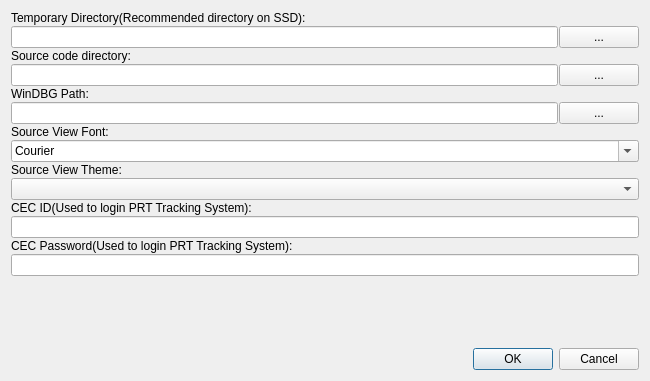
missdeer/cjlv, file preferencedialog.ui: the form before one commit.
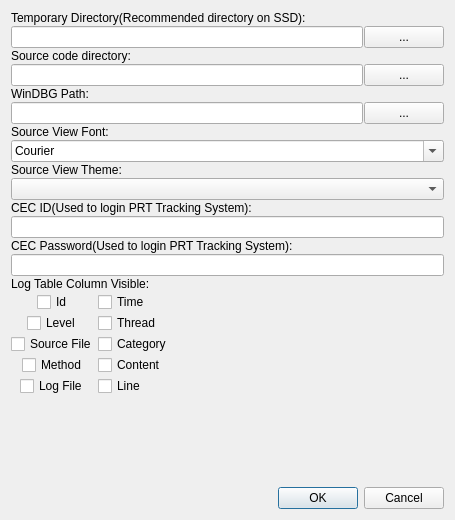
The form after the commit.

Commit message: (*)global settings for log table column visible

```diff
--- a/preferencedialog.ui
+++ b/preferencedialog.ui
@@ -6,14 +6,14 @@
    <rect>
     <x>0</x>
     <y>0</y>
-    <width>650</width>
-    <height>381</height>
+    <width>455</width>
+    <height>520</height>
    </rect>
   </property>
   <property name="windowTitle">
    <string>Preference</string>
   </property>
-  <layout class="QVBoxLayout" name="verticalLayout" stretch="0,0,0,0,0,0,0,0,0,0,0,0,0,0,0,0">
+  <layout class="QVBoxLayout" name="verticalLayout" stretch="0,0,0,0,0,0,0,0,0,0,0,0,0,0,0,0,0,0">
    <property name="spacing">
     <number>1</number>
    </property>
@@ -128,6 +128,96 @@
      </property>
     </widget>
    </item>
+   <item>
+    <widget class="QLabel" name="label_7">
+     <property name="text">
+      <string>Log Table Column Visible:</string>
+     </property>
+    </widget>
+   </item>
+   <item>
+    <layout class="QFormLayout" name="formLayout">
+     <property name="fieldGrowthPolicy">
+      <enum>QFormLayout::AllNonFixedFieldsGrow</enum>
+     </property>
+     <property name="rowWrapPolicy">
+      <enum>QFormLayout::DontWrapRows</enum>
+     </property>
+     <property name="labelAlignment">
+      <set>Qt::AlignCenter</set>
+     </property>
+     <item row="1" column="0">
+      <widget class="QCheckBox" name="cbLevel">
+       <property name="text">
+        <string>Level</string>
+       </property>
+      </widget>
+     </item>
+     <item row="1" column="1">
+      <widget class="QCheckBox" name="cbThread">
+       <property name="text">
+        <string>Thread</string>
+       </property>
+      </widget>
+     </item>
+     <item row="4" column="0">
+      <widget class="QCheckBox" name="cbLogFile">
+       <property name="text">
+        <string>Log File</string>
+       </property>
+      </widget>
+     </item>
+     <item row="0" column="1">
+      <widget class="QCheckBox" name="cbTime">
+       <property name="text">
+        <string>Time</string>
+       </property>
+      </widget>
+     </item>
+     <item row="0" column="0">
+      <widget class="QCheckBox" name="cbId">
+       <property name="text">
+        <string>Id</string>
+       </property>
+      </widget>
+     </item>
+     <item row="3" column="0">
+      <widget class="QCheckBox" name="cbMethod">
+       <property name="text">
+        <string>Method</string>
+       </property>
+      </widget>
+     </item>
+     <item row="2" column="0">
+      <widget class="QCheckBox" name="cbSourceFile">
+       <property name="text">
+        <string>Source File</string>
+       </property>
+      </widget>
+     </item>
+     <item row="2" column="1">
+      <widget class="QCheckBox" name="cbCategory">
+       <property name="text">
+        <string>Category</string>
+       </property>
+      </widget>
+     </item>
+     <item row="3" column="1">
+      <widget class="QCheckBox" name="cbContent">
+       <property name="text">
+        <string>Content</string>
+       </property>
+      </widget>
+     </item>
+     <item row="4" column="1">
+      <widget class="QCheckBox" name="cbLine">
+       <property name="text">
+        <string>Line</string>
+       </property>
+      </widget>
+     </item>
+    </layout>
+   </item>
    <item>
     <spacer name="verticalSpacer">
      <property name="orientation">
```
The commit also changes 6 other files.
